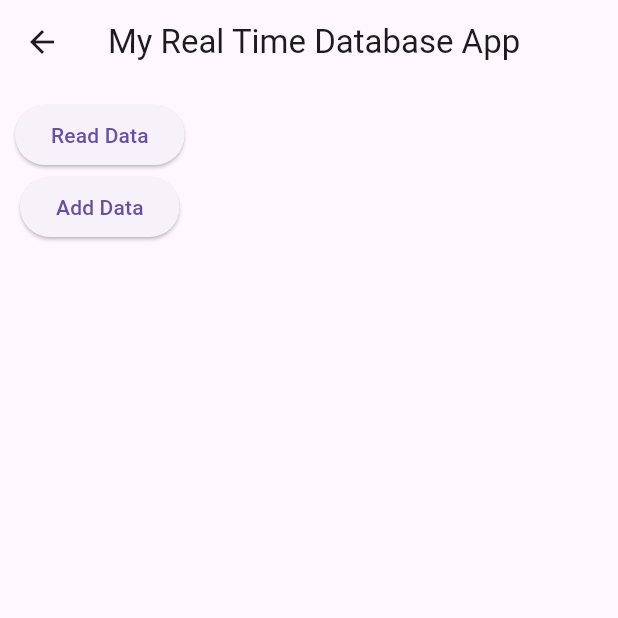
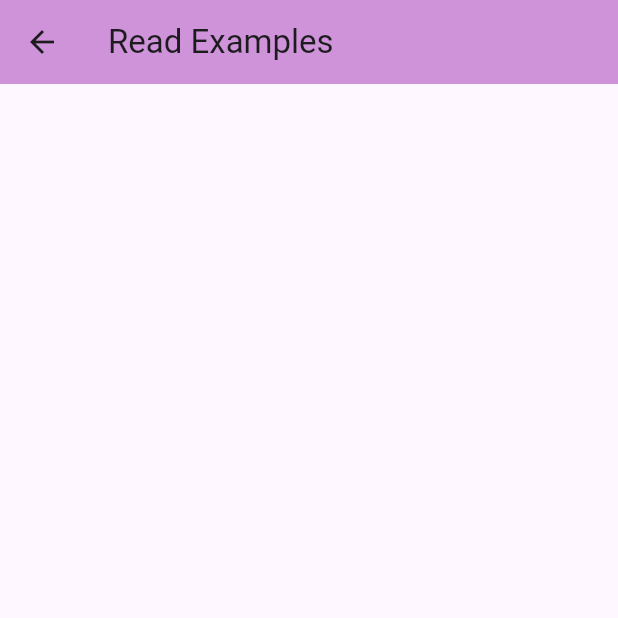
Before and after one commit to binivazqua/morflutter, a Flutter app: the SendAndfetch screen opened directly, after a tap on "Read Data", on a phone screen of 412 x 824 dp, the top half of it. Run offline on Flutter 3.47's test engine with Material 3 defaults, Android fonts, the phone set to English and light mode, and no system bars; our stand-ins replace firebase_core, firebase_database; accounts and stored records are empty.

```diff
--- /dev/null
+++ b/morflutter/lib/starting_pages/readExamples.dart
@@ -0,0 +1,26 @@
+import 'package:flutter/material.dart';
+
+class ReadExamples extends StatefulWidget {
+  const ReadExamples({super.key});
+
+  @override
+  State<ReadExamples> createState() => _ReadExamplesState();
+}
+
+class _ReadExamplesState extends State<ReadExamples> {
+  @override
+  Widget build(BuildContext context) {
+    return Scaffold(
+      appBar: AppBar(
+        title: Text('Read Examples'),
+        backgroundColor: Colors.purple[200],
+      ),
+      body: Padding(
+        padding: const EdgeInsets.all(10.0),
+        child: Column(
+          children: [],
+        ),
+      ),
+    );
+  }
+}
--- a/morflutter/lib/starting_pages/sendAndFetch.dart
+++ /dev/null
@@ -1,38 +0,0 @@
-import 'package:flutter/material.dart';
-
-class SendAndfetch extends StatefulWidget {
-  const SendAndfetch({
-    super.key,
-  });
-
-  @override
-  State<SendAndfetch> createState() => _SendAndfetchState();
-}
-
-class _SendAndfetchState extends State<SendAndfetch> {
-  int _counter = 0;
-  final String title = "My Real Time Database App";
-
-  // FIREBASE PURPOSE ONLY:
-  void _incrementCounter() {
-    setState(() {
-      _counter++;
-    });
-  }
-
-  @override
-  Widget build(BuildContext context) {
-    return Scaffold(
-      appBar: AppBar(
-        title: Text(title),
-      ),
-      body: Padding(
-        padding: const EdgeInsets.all(10.0),
-        child: Column(crossAxisAlignment: CrossAxisAlignment.center, children: [
-          ElevatedButton(onPressed: () {}, child: Text('Read Data')),
-          ElevatedButton(onPressed: () {}, child: Text('Add Data')),
-        ]),
-      ),
-    );
-  }
-}
--- /dev/null
+++ b/morflutter/lib/starting_pages/tests/sendAndFetch.dart
@@ -0,0 +1,55 @@
+import 'package:flutter/material.dart';
+import 'package:morflutter/starting_pages/readExamples.dart';
+import 'package:morflutter/starting_pages/tests/writeExamples.dart';
+
+class SendAndfetch extends StatefulWidget {
+  const SendAndfetch({
+    super.key,
+  });
+
+  @override
+  State<SendAndfetch> createState() => _SendAndfetchState();
+}
+
+class _SendAndfetchState extends State<SendAndfetch> {
+  int _counter = 0;
+  final String title = "My Real Time Database App";
+
+  // FIREBASE PURPOSE ONLY:
+  void _incrementCounter() {
+    setState(() {
+      _counter++;
+    });
+  }
+
+  @override
+  Widget build(BuildContext context) {
+    return Scaffold(
+      appBar: AppBar(
+        title: Text(title),
+      ),
+      body: Center(
+        child: Padding(
+          padding: const EdgeInsets.all(10.0),
+          child:
+              Column(crossAxisAlignment: CrossAxisAlignment.center, children: [
+            Text('Press to test your Database'),
+            SizedBox(height: 10),
+            ElevatedButton(
+                onPressed: () {
+                  Navigator.push(context,
+                      MaterialPageRoute(builder: (context) => ReadExamples()));
+                },
+                child: Text('Read Data')),
+            ElevatedButton(
+                onPressed: () {
+                  Navigator.push(context,
+                      MaterialPageRoute(builder: (context) => WriteExamples()));
+                },
+                child: Text('Add Data')),
+          ]),
+        ),
+      ),
+    );
+  }
+}
```
Also changed, not shown: morflutter/lib/main.dart (+34 -8 lines), morflutter/lib/starting_pages/tests/writeExamples.dart (added, +39 -0 lines), 3 other files.
